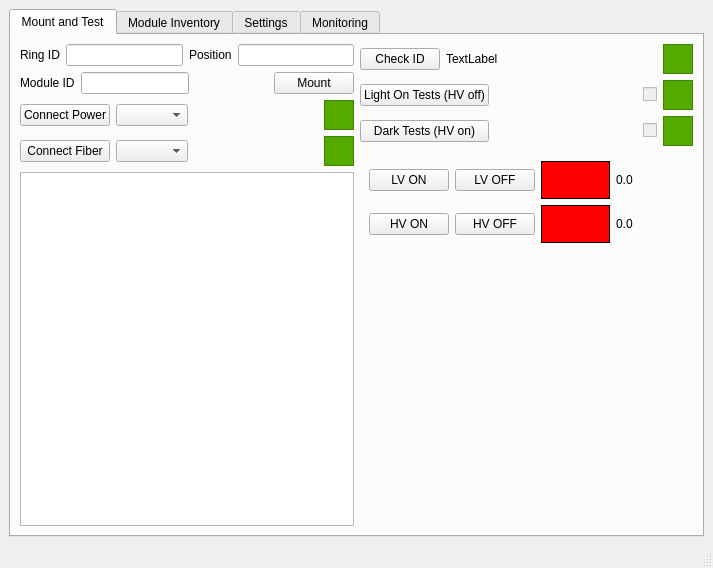
Old version of the form ui/integration.ui in the repository pisaoutertracker/integration_tools.
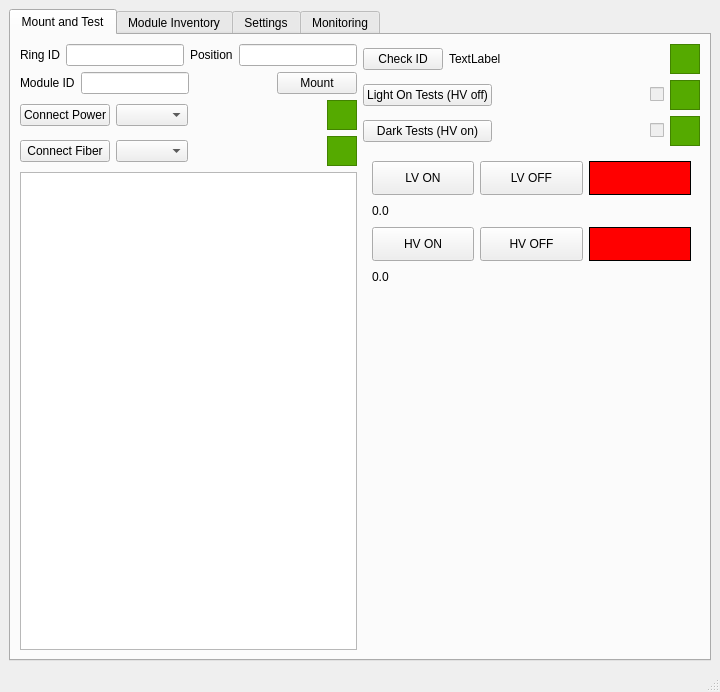
New version of the form.

Commit message: add caen control and thermal camera

Diff of the .ui file:
```diff
--- a/ui/integration.ui
+++ b/ui/integration.ui
@@ -6,8 +6,8 @@
    <rect>
     <x>0</x>
     <y>0</y>
-    <width>713</width>
-    <height>568</height>
+    <width>720</width>
+    <height>692</height>
    </rect>
   </property>
   <property name="windowTitle">
@@ -24,7 +24,9 @@
        <attribute name="title">
         <string>Mount and Test</string>
        </attribute>
-       <layout class="QGridLayout" name="gridLayout_4">
+       <layout class="QGridLayout" name="gridLayout_7">
+        <item row="0" column="0">
+         <layout class="QGridLayout" name="gridLayout_6">
         <item row="0" column="0">
          <layout class="QVBoxLayout" name="verticalLayout_3">
           <item>
@@ -190,7 +192,7 @@
          </layout>
         </item>
         <item row="0" column="1">
-         <layout class="QVBoxLayout" name="verticalLayout_6">
+           <layout class="QVBoxLayout" name="verticalLayout_5">
           <item>
            <layout class="QHBoxLayout" name="horizontalLayout_3">
             <item>
@@ -354,16 +356,20 @@
             <property name="minimumSize">
              <size>
               <width>60</width>
-              <height>100</height>
-             </size>
-            </property>
-            <layout class="QHBoxLayout" name="caenLayout">
+                <height>140</height>
+               </size>
+              </property>
+              <layout class="QVBoxLayout" name="verticalLayout_2">
              <item>
-              <layout class="QVBoxLayout" name="caenChannelLayout">
-               <item>
-                <layout class="QHBoxLayout" name="channelLayout">
+                <layout class="QHBoxLayout" name="horizontalLayout_4">
                  <item>
                   <widget class="QPushButton" name="lvOnButton">
+                   <property name="minimumSize">
+                    <size>
+                     <width>0</width>
+                     <height>34</height>
+                    </size>
+                   </property>
                    <property name="text">
                     <string>LV ON</string>
                    </property>
@@ -371,6 +377,12 @@
                  </item>
                  <item>
                   <widget class="QPushButton" name="lvOffButton">
+                   <property name="minimumSize">
+                    <size>
+                     <width>0</width>
+                     <height>34</height>
+                    </size>
+                   </property>
                    <property name="text">
                     <string>LV OFF</string>
                    </property>
@@ -380,8 +392,8 @@
                   <widget class="QFrame" name="lvLed">
                    <property name="minimumSize">
                     <size>
-                     <width>30</width>
-                     <height>30</height>
+                     <width>34</width>
+                     <height>34</height>
                     </size>
                    </property>
                    <property name="frameShape">
@@ -391,20 +403,38 @@
                     <string>background-color: red;</string>
                    </property>
                   </widget>
+                 </item>
+                </layout>
                  </item>
                  <item>
                   <widget class="QLabel" name="lvLabel">
+                 <property name="sizePolicy">
+                  <sizepolicy hsizetype="Expanding" vsizetype="Preferred">
+                   <horstretch>0</horstretch>
+                   <verstretch>0</verstretch>
+                  </sizepolicy>
+                 </property>
+                 <property name="minimumSize">
+                  <size>
+                   <width>0</width>
+                   <height>20</height>
+                  </size>
+                 </property>
                    <property name="text">
                     <string>0.0</string>
                    </property>
                   </widget>
                  </item>
-                </layout>
-               </item>
                <item>
-                <layout class="QHBoxLayout" name="channelLayout2">
+                <layout class="QHBoxLayout" name="horizontalLayout_5">
                  <item>
                   <widget class="QPushButton" name="hvOnButton">
+                   <property name="minimumSize">
+                    <size>
+                     <width>0</width>
+                     <height>34</height>
+                    </size>
+                   </property>
                    <property name="text">
                     <string>HV ON</string>
                    </property>
@@ -412,6 +442,12 @@
                  </item>
                  <item>
                   <widget class="QPushButton" name="hvOffButton">
+                   <property name="minimumSize">
+                    <size>
+                     <width>0</width>
+                     <height>34</height>
+                    </size>
+                   </property>
                    <property name="text">
                     <string>HV OFF</string>
                    </property>
@@ -421,8 +457,8 @@
                   <widget class="QFrame" name="hvLed">
                    <property name="minimumSize">
                     <size>
-                     <width>30</width>
-                     <height>30</height>
+                     <width>34</width>
+                     <height>34</height>
                     </size>
                    </property>
                    <property name="frameShape">
@@ -432,17 +468,27 @@
                     <string>background-color: red;</string>
                    </property>
                   </widget>
+                 </item>
+                </layout>
                  </item>
                  <item>
                   <widget class="QLabel" name="hvLabel">
+                 <property name="sizePolicy">
+                  <sizepolicy hsizetype="Expanding" vsizetype="Preferred">
+                   <horstretch>0</horstretch>
+                   <verstretch>0</verstretch>
+                  </sizepolicy>
+                 </property>
+                 <property name="minimumSize">
+                  <size>
+                   <width>0</width>
+                   <height>20</height>
+                  </size>
+                 </property>
                    <property name="text">
                     <string>0.0</string>
                    </property>
                   </widget>
-                 </item>
-                </layout>
-               </item>
-              </layout>
              </item>
             </layout>
            </widget>
@@ -458,10 +504,12 @@
             <property name="minimumSize">
              <size>
               <width>64</width>
-              <height>64</height>
+                <height>280</height>
              </size>
             </property>
            </widget>
+            </item>
+           </layout>
           </item>
          </layout>
         </item>
```
Left out of the diff: 78 changed lines with no effect on the pictures. Lines whose indentation alone changed are shown as unchanged. The commit also changes 1 other file.
